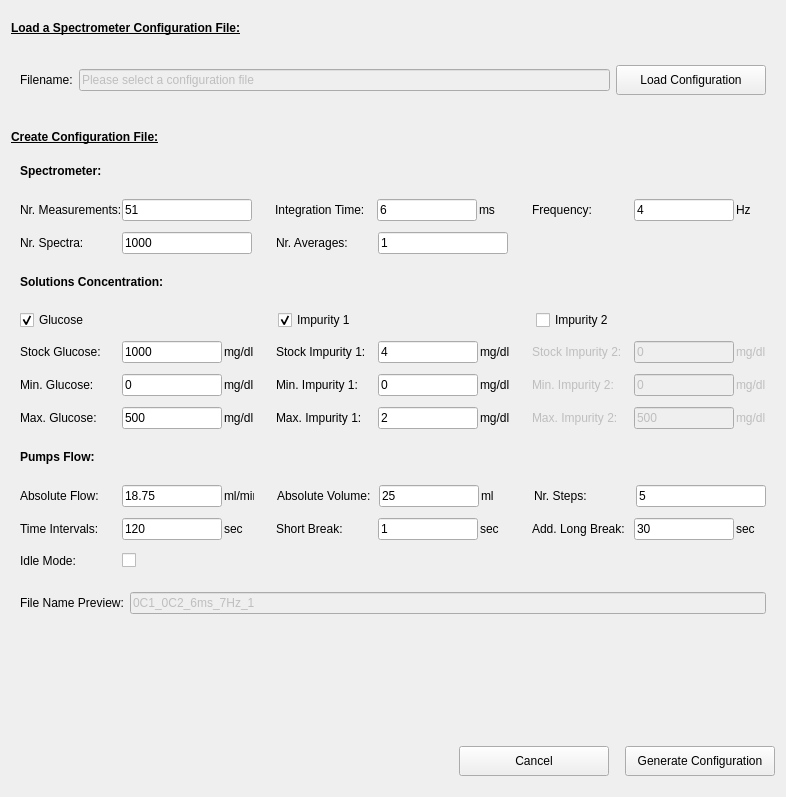
This is pol_configureMeasurement.ui in CesarCarvajal/Oxymetry-Backup-2018 as Qt 5 draws it before an edit. The edited form follows.
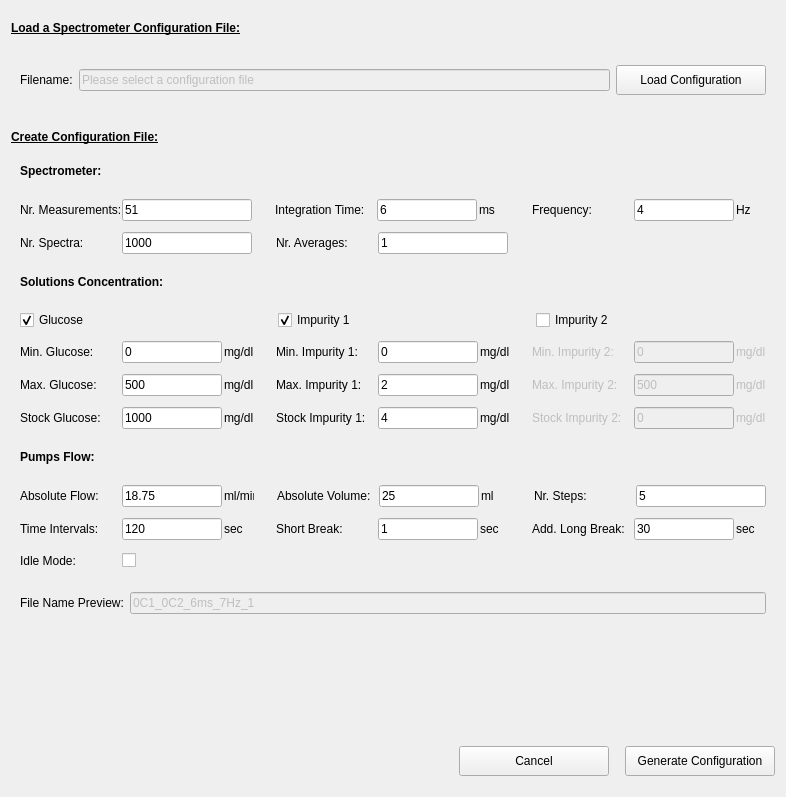
This is the edited form. Custom widgets are drawn as their Qt base class.

Diff of the .ui file:
```diff
--- a/pol_configureMeasurement.ui
+++ b/pol_configureMeasurement.ui
@@ -712,217 +712,6 @@
           </item>
          </layout>
         </item>
-        <item>
-         <spacer name="verticalSpacer_7">
-          <property name="orientation">
-           <enum>Qt::Vertical</enum>
-          </property>
-          <property name="sizeType">
-           <enum>QSizePolicy::Fixed</enum>
-          </property>
-          <property name="sizeHint" stdset="0">
-           <size>
-            <width>20</width>
-            <height>5</height>
-           </size>
-          </property>
-         </spacer>
-        </item>
-        <item>
-         <layout class="QHBoxLayout" name="horizontalLayout_8">
-          <property name="spacing">
-           <number>2</number>
-          </property>
-          <item>
-           <widget class="QLabel" name="label_StockGluc">
-            <property name="minimumSize">
-             <size>
-              <width>100</width>
-              <height>0</height>
-             </size>
-            </property>
-            <property name="toolTip">
-             <string>Which concentration of glucose is in stock?</string>
-            </property>
-            <property name="text">
-             <string>Stock Glucose:</string>
-            </property>
-           </widget>
-          </item>
-          <item>
-           <widget class="QLineEdit" name="lineEdit_StockGluc">
-            <property name="minimumSize">
-             <size>
-              <width>100</width>
-              <height>0</height>
-             </size>
-            </property>
-            <property name="maximumSize">
-             <size>
-              <width>100</width>
-              <height>16777215</height>
-             </size>
-            </property>
-            <property name="toolTip">
-             <string>Concentration of Glucose in Stock</string>
-            </property>
-            <property name="text">
-             <string>1000</string>
-            </property>
-           </widget>
-          </item>
-          <item>
-           <widget class="QLabel" name="label_StockGluc2">
-            <property name="minimumSize">
-             <size>
-              <width>30</width>
-              <height>0</height>
-             </size>
-            </property>
-            <property name="text">
-             <string>mg/dl</string>
-            </property>
-           </widget>
-          </item>
-          <item>
-           <spacer name="horizontalSpacer_12">
-            <property name="orientation">
-             <enum>Qt::Horizontal</enum>
-            </property>
-            <property name="sizeHint" stdset="0">
-             <size>
-              <width>40</width>
-              <height>20</height>
-             </size>
-            </property>
-           </spacer>
-          </item>
-          <item>
-           <widget class="QLabel" name="label_StockImp1">
-            <property name="minimumSize">
-             <size>
-              <width>100</width>
-              <height>0</height>
-             </size>
-            </property>
-            <property name="toolTip">
-             <string>Which concentration of impurity 1 is in stock?</string>
-            </property>
-            <property name="text">
-             <string>Stock Impurity 1:</string>
-            </property>
-           </widget>
-          </item>
-          <item>
-           <widget class="QLineEdit" name="lineEdit_StockImp1">
-            <property name="minimumSize">
-             <size>
-              <width>100</width>
-              <height>0</height>
-             </size>
-            </property>
-            <property name="maximumSize">
-             <size>
-              <width>100</width>
-              <height>16777215</height>
-             </size>
-            </property>
-            <property name="toolTip">
-             <string>Concentration of Impurity 1 in Stock</string>
-            </property>
-            <property name="text">
-             <string>4</string>
-            </property>
-           </widget>
-          </item>
-          <item>
-           <widget class="QLabel" name="label_StockImp1_2">
-            <property name="minimumSize">
-             <size>
-              <width>30</width>
-              <height>0</height>
-             </size>
-            </property>
-            <property name="text">
-             <string>mg/dl</string>
-            </property>
-           </widget>
-          </item>
-          <item>
-           <spacer name="horizontalSpacer_9">
-            <property name="orientation">
-             <enum>Qt::Horizontal</enum>
-            </property>
-            <property name="sizeHint" stdset="0">
-             <size>
-              <width>40</width>
-              <height>20</height>
-             </size>
-            </property>
-           </spacer>
-          </item>
-          <item>
-           <widget class="QLabel" name="label_StockImp2">
-            <property name="enabled">
-             <bool>false</bool>
-            </property>
-            <property name="minimumSize">
-             <size>
-              <width>100</width>
-              <height>0</height>
-             </size>
-            </property>
-            <property name="toolTip">
-             <string>Which concentration of impurity 2 is in stock?</string>
-            </property>
-            <property name="text">
-             <string>Stock Impurity 2:</string>
-            </property>
-           </widget>
-          </item>
-          <item>
-           <widget class="QLineEdit" name="lineEdit_StockImp2">
-            <property name="enabled">
-             <bool>false</bool>
-            </property>
-            <property name="minimumSize">
-             <size>
-              <width>100</width>
-              <height>0</height>
-             </size>
-            </property>
-            <property name="maximumSize">
-             <size>
-              <width>100</width>
-              <height>16777215</height>
-             </size>
-            </property>
-            <property name="toolTip">
-             <string>Concentration of Impurity 2 in Stock</string>
-            </property>
-            <property name="text">
-             <string>0</string>
-            </property>
-           </widget>
-          </item>
-          <item>
-           <widget class="QLabel" name="label_StockImp2_2">
-            <property name="enabled">
-             <bool>false</bool>
-            </property>
-            <property name="minimumSize">
-             <size>
-              <width>30</width>
-              <height>0</height>
-             </size>
-            </property>
-            <property name="text">
-             <string>mg/dl</string>
-            </property>
-           </widget>
-          </item>
-         </layout>
-        </item>
         <item>
          <spacer name="verticalSpacer_3">
           <property name="orientation">
@@ -1354,6 +1143,217 @@
           </item>
          </layout>
         </item>
+        <item>
+         <spacer name="verticalSpacer_7">
+          <property name="orientation">
+           <enum>Qt::Vertical</enum>
+          </property>
+          <property name="sizeType">
+           <enum>QSizePolicy::Fixed</enum>
+          </property>
+          <property name="sizeHint" stdset="0">
+           <size>
+            <width>20</width>
+            <height>5</height>
+           </size>
+          </property>
+         </spacer>
+        </item>
+        <item>
+         <layout class="QHBoxLayout" name="horizontalLayout_8">
+          <property name="spacing">
+           <number>2</number>
+          </property>
+          <item>
+           <widget class="QLabel" name="label_StockGluc">
+            <property name="minimumSize">
+             <size>
+              <width>100</width>
+              <height>0</height>
+             </size>
+            </property>
+            <property name="toolTip">
+             <string>Which concentration of glucose is in stock?</string>
+            </property>
+            <property name="text">
+             <string>Stock Glucose:</string>
+            </property>
+           </widget>
+          </item>
+          <item>
+           <widget class="QLineEdit" name="lineEdit_StockGluc">
+            <property name="minimumSize">
+             <size>
+              <width>100</width>
+              <height>0</height>
+             </size>
+            </property>
+            <property name="maximumSize">
+             <size>
+              <width>100</width>
+              <height>16777215</height>
+             </size>
+            </property>
+            <property name="toolTip">
+             <string>Concentration of Glucose in Stock</string>
+            </property>
+            <property name="text">
+             <string>1000</string>
+            </property>
+           </widget>
+          </item>
+          <item>
+           <widget class="QLabel" name="label_StockGluc2">
+            <property name="minimumSize">
+             <size>
+              <width>30</width>
+              <height>0</height>
+             </size>
+            </property>
+            <property name="text">
+             <string>mg/dl</string>
+            </property>
+           </widget>
+          </item>
+          <item>
+           <spacer name="horizontalSpacer_12">
+            <property name="orientation">
+             <enum>Qt::Horizontal</enum>
+            </property>
+            <property name="sizeHint" stdset="0">
+             <size>
+              <width>40</width>
+              <height>20</height>
+             </size>
+            </property>
+           </spacer>
+          </item>
+          <item>
+           <widget class="QLabel" name="label_StockImp1">
+            <property name="minimumSize">
+             <size>
+              <width>100</width>
+              <height>0</height>
+             </size>
+            </property>
+            <property name="toolTip">
+             <string>Which concentration of impurity 1 is in stock?</string>
+            </property>
+            <property name="text">
+             <string>Stock Impurity 1:</string>
+            </property>
+           </widget>
+          </item>
+          <item>
+           <widget class="QLineEdit" name="lineEdit_StockImp1">
+            <property name="minimumSize">
+             <size>
+              <width>100</width>
+              <height>0</height>
+             </size>
+            </property>
+            <property name="maximumSize">
+             <size>
+              <width>100</width>
+              <height>16777215</height>
+             </size>
+            </property>
+            <property name="toolTip">
+             <string>Concentration of Impurity 1 in Stock</string>
+            </property>
+            <property name="text">
+             <string>4</string>
+            </property>
+           </widget>
+          </item>
+          <item>
+           <widget class="QLabel" name="label_StockImp1_2">
+            <property name="minimumSize">
+             <size>
+              <width>30</width>
+              <height>0</height>
+             </size>
+            </property>
+            <property name="text">
+             <string>mg/dl</string>
+            </property>
+           </widget>
+          </item>
+          <item>
+           <spacer name="horizontalSpacer_9">
+            <property name="orientation">
+             <enum>Qt::Horizontal</enum>
+            </property>
+            <property name="sizeHint" stdset="0">
+             <size>
+              <width>40</width>
+              <height>20</height>
+             </size>
+            </property>
+           </spacer>
+          </item>
+          <item>
+           <widget class="QLabel" name="label_StockImp2">
+            <property name="enabled">
+             <bool>false</bool>
+            </property>
+            <property name="minimumSize">
+             <size>
+              <width>100</width>
+              <height>0</height>
+             </size>
+            </property>
+            <property name="toolTip">
+             <string>Which concentration of impurity 2 is in stock?</string>
+            </property>
+            <property name="text">
+             <string>Stock Impurity 2:</string>
+            </property>
+           </widget>
+          </item>
+          <item>
+           <widget class="QLineEdit" name="lineEdit_StockImp2">
+            <property name="enabled">
+             <bool>false</bool>
+            </property>
+            <property name="minimumSize">
+             <size>
+              <width>100</width>
+              <height>0</height>
+             </size>
+            </property>
+            <property name="maximumSize">
+             <size>
+              <width>100</width>
+              <height>16777215</height>
+             </size>
+            </property>
+            <property name="toolTip">
+             <string>Concentration of Impurity 2 in Stock</string>
+            </property>
+            <property name="text">
+             <string>0</string>
+            </property>
+           </widget>
+          </item>
+          <item>
+           <widget class="QLabel" name="label_StockImp2_2">
+            <property name="enabled">
+             <bool>false</bool>
+            </property>
+            <property name="minimumSize">
+             <size>
+              <width>30</width>
+              <height>0</height>
+             </size>
+            </property>
+            <property name="text">
+             <string>mg/dl</string>
+            </property>
+           </widget>
+          </item>
+         </layout>
+        </item>
         <item>
          <spacer name="verticalSpacer_6">
           <property name="orientation">
```
